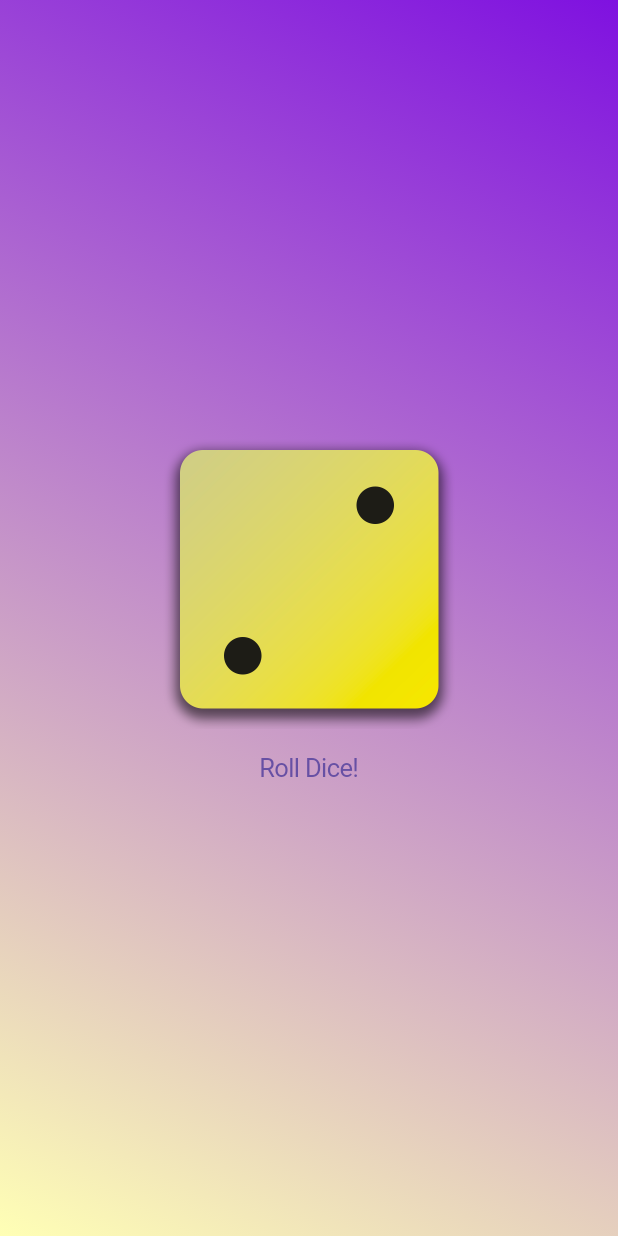
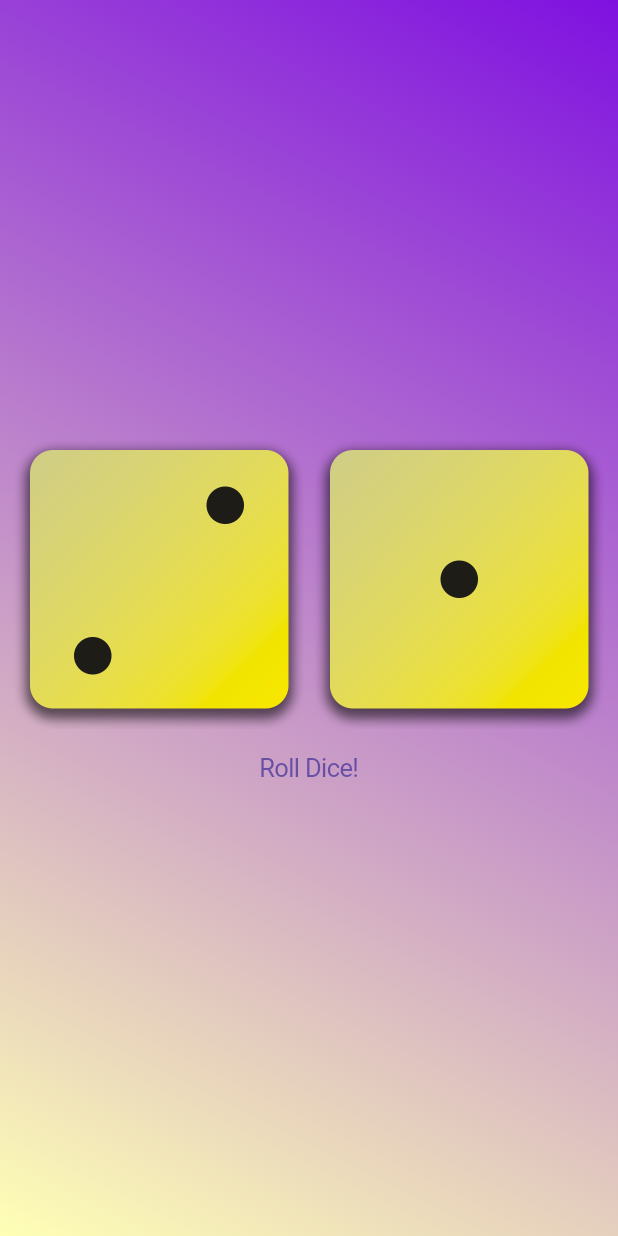
Before and after one commit to erefenRFN/contoh-acak-dadu, a Flutter app: the screen it shows after launch, on a phone screen of 412 x 824 dp. Run offline on Flutter 3.47's test engine with Material 3 defaults, Android fonts, the phone set to English and light mode, and no system bars.

Commit message:
Update content.dart
multi roll dice in 1x click

```diff
--- a/lib/content.dart
+++ b/lib/content.dart
@@ -12,10 +12,12 @@ class DiceRoller extends StatefulWidget {
   }
 }
 class _DiceRollerState extends State<DiceRoller> {
-  var currentDiceRoll = 2;
+  var currentDiceRoll1 = 2;
+  var currentDiceRoll2 = 1;
   void rollDice() {
     setState(() {
-      currentDiceRoll = randomizer.nextInt(6)+ 1;
+      currentDiceRoll1 = randomizer.nextInt(6)+ 1;
+      currentDiceRoll2 = randomizer.nextInt(6)+ 1;
     });
   }
   @override
@@ -23,9 +25,18 @@ class _DiceRollerState extends State<DiceRoller> {
     return Column(
       mainAxisSize: MainAxisSize.min,
       children: [
-        Image.asset(
-          "assets/dice-$currentDiceRoll.png",
-          width: 200,
+        Row(
+          mainAxisSize: MainAxisSize.min,
+          children: [
+            Image.asset(
+              "assets/dice-$currentDiceRoll1.png",
+              width: 200,
+            ),
+            Image.asset(
+              "assets/dice-$currentDiceRoll2.png",
+              width: 200,
+            ),
+          ]
         ),
         CupertinoButton(
           onPressed: rollDice,
```
